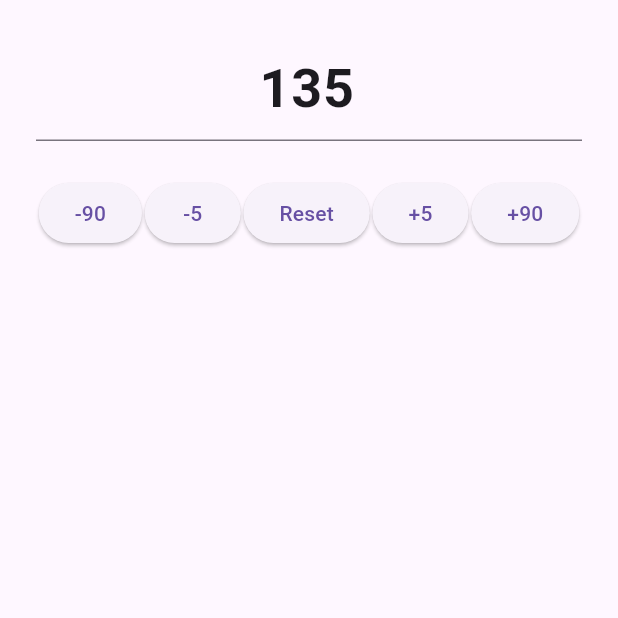
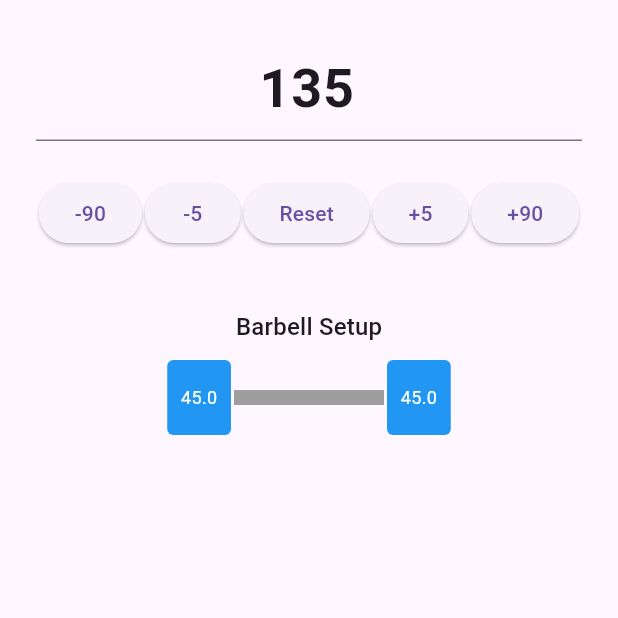
Before and after one commit to Baggins5066/barbellCalculator, a Flutter app: the screen it shows after launch, after a tap on "+90", on a phone screen of 412 x 824 dp, the top half of it. Run offline on Flutter 3.47's test engine with Material 3 defaults, Android fonts, the phone set to English and light mode, and no system bars.

Commit message:
Added barbell diagram

```diff
--- a/barbell_calculator/lib/main.dart
+++ b/barbell_calculator/lib/main.dart
@@ -23,6 +23,7 @@
 
 class _BarbellCalculatorHomeState extends State<BarbellCalculatorHome> {
   double weight = 45;
+  final double barWeight = 45;
   final TextEditingController _controller = TextEditingController(text: '45');
 
   void _adjustWeight(double amount) {
@@ -37,6 +38,48 @@
       weight = 45;
       _controller.text = '45';
     });
+  }
+
+  List<double> getPlatesNeeded() {
+    double remainder = weight - barWeight;
+    List<double> availablePlates = [45, 35, 25, 10, 5, 2.5];
+    List<double> usedPlates = [];
+    for (double plate in availablePlates) {
+      while (remainder >= plate * 2) {
+        usedPlates.add(plate);
+        remainder -= plate * 2;
+      }
+    }
+    return usedPlates;
+  }
+
+  Widget buildBarbellDiagram() {
+    List<double> plates = getPlatesNeeded();
+    return Row(
+      mainAxisAlignment: MainAxisAlignment.center,
+      children: [
+        ...plates.reversed.map((w) => buildPlate(w)),
+        Container(width: 100, height: 10, color: Colors.grey),
+        ...plates.map((w) => buildPlate(w)),
+      ],
+    );
+  }
+
+  Widget buildPlate(double weight) {
+    return Container(
+      margin: const EdgeInsets.symmetric(horizontal: 2),
+      width: 20 + weight / 2,
+      height: 50,
+      decoration: BoxDecoration(
+        color: Colors.blue,
+        borderRadius: BorderRadius.circular(4),
+      ),
+      alignment: Alignment.center,
+      child: Text(
+        '$weight',
+        style: const TextStyle(color: Colors.white, fontSize: 12),
+      ),
+    );
   }
 
   @override
@@ -71,6 +114,10 @@
                   ElevatedButton(onPressed: () => _adjustWeight(90), child: const Text('+90')),
                 ],
               ),
+              const SizedBox(height: 40),
+              Text('Barbell Setup', style: Theme.of(context).textTheme.titleMedium),
+              const SizedBox(height: 10),
+              buildBarbellDiagram(),
             ],
           ),
         ),
```
